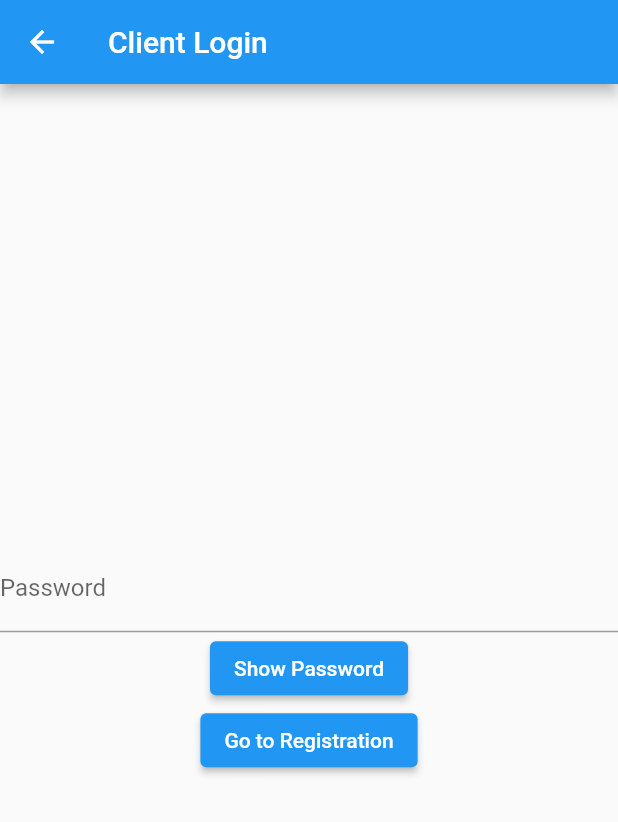
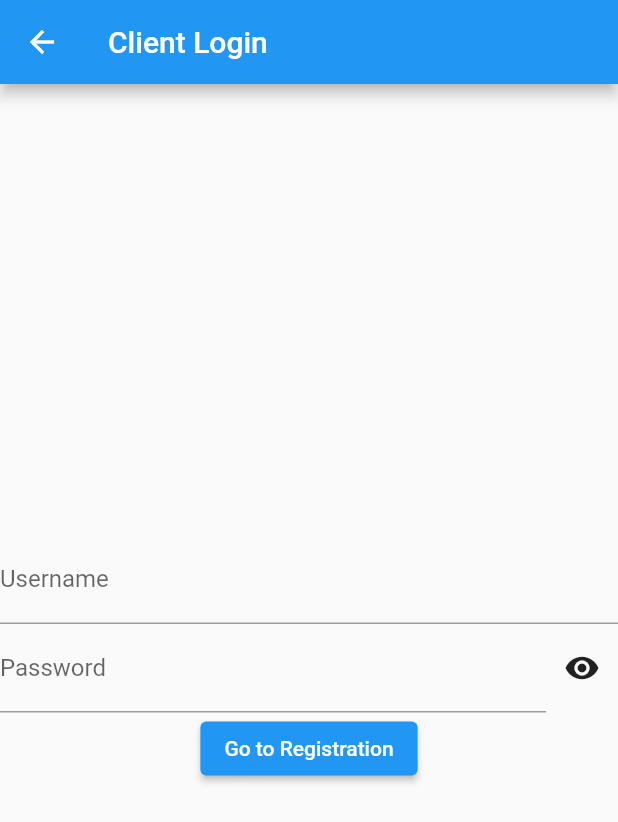
Before and after one commit to BrownYoga/Work-For-Me, a Flutter app: the ClientLogin screen opened by its route, on a phone screen of 412 x 824 dp. Shown: the top 822 px of the screen. Run offline on Flutter 3.47's test engine with Material 2 defaults, Android fonts, the phone set to English and light mode, and no system bars; our stand-ins replace flutter_spinkit.

Commit message:
Update client_login.dart

```diff
--- a/work_for_me/lib/client/client_login.dart
+++ b/work_for_me/lib/client/client_login.dart
@@ -1,3 +1,5 @@
+// ignore_for_file: library_private_types_in_public_api
+
 import 'package:flutter/material.dart';
 
 class ClientLogin extends StatefulWidget {
@@ -19,19 +21,32 @@ class _ClientLoginState extends State<ClientLogin> {
       body: Column(
         mainAxisAlignment: MainAxisAlignment.center,
         children: [
-          TextField(
+          const TextField(
+            decoration: InputDecoration(
+              labelText: 'Username',
+            ),
+          ),
+          Row(
+            children: [
+              Expanded(
+                child: TextField(
                   obscureText: !showPassword,
                   decoration: const InputDecoration(
                     labelText: 'Password',
                   ),
                 ),
-          ElevatedButton(
+              ),
+              IconButton(
+                icon: Icon(showPassword
+                    ? Icons.visibility_off
+                    : Icons.visibility),
                 onPressed: () {
                   setState(() {
                     showPassword = !showPassword;
                   });
                 },
-            child: Text(showPassword ? 'Hide Password' : 'Show Password'),
+              ),
+            ],
           ),
           ElevatedButton(
             onPressed: () {
```
Lines whose indentation alone changed are shown as unchanged.
